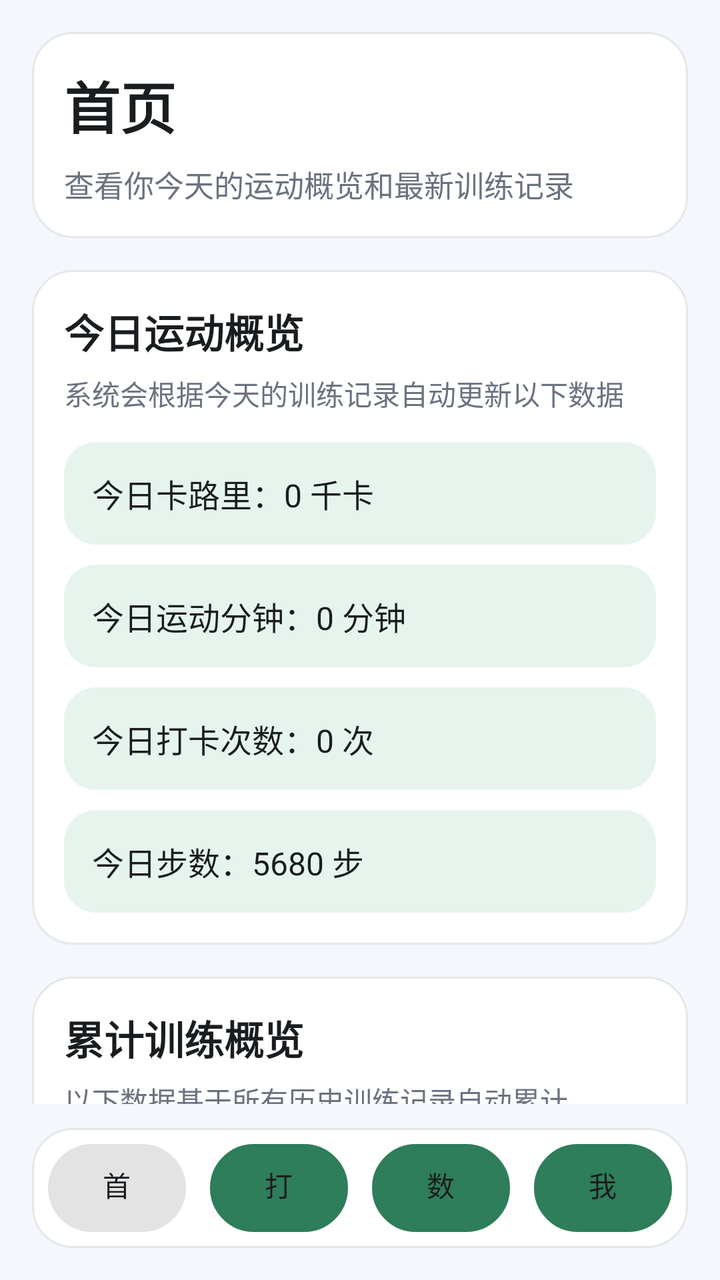
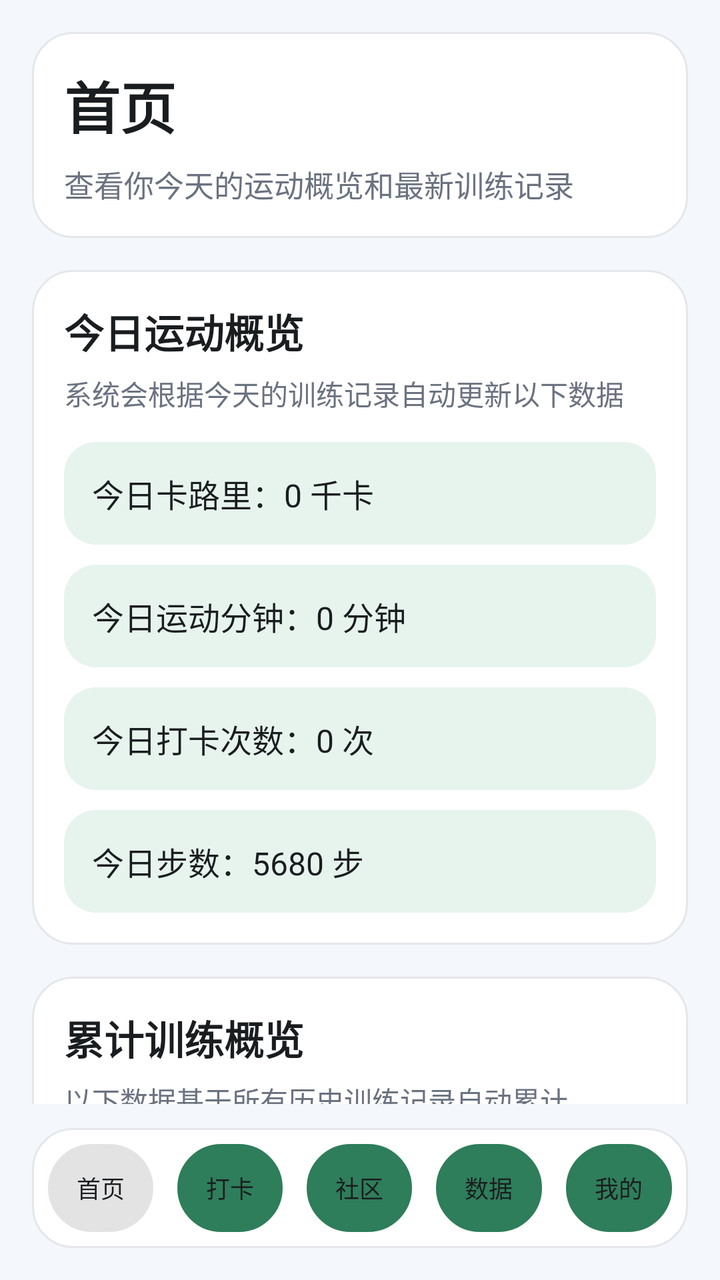

Screens rendered from an Android XML layout before and after an edit, with the pre-edit source and the edit as a unified diff.
<!-- AndroidManifest.xml: application theme Theme.FitnessCheckInApp -->
<!-- res/layout/activity_main.xml -->
<?xml version="1.0" encoding="utf-8"?>
<LinearLayout xmlns:android="http://schemas.android.com/apk/res/android"
    android:layout_width="match_parent"
    android:layout_height="match_parent"
    android:background="@color/app_background"
    android:orientation="vertical"
    android:padding="16dp">

    <ScrollView
        android:layout_width="match_parent"
        android:layout_height="0dp"
        android:layout_weight="1"
        android:fillViewport="true"
        android:scrollbars="none">

        <LinearLayout
            android:layout_width="match_parent"
            android:layout_height="wrap_content"
            android:orientation="vertical">

            <LinearLayout
                android:layout_width="match_parent"
                android:layout_height="wrap_content"
                android:background="@drawable/bg_card"
                android:orientation="vertical">

                <TextView
                    android:layout_width="wrap_content"
                    android:layout_height="wrap_content"
                    android:text="@string/home_title"
                    android:textColor="@color/text_primary"
                    android:textSize="28sp"
                    android:textStyle="bold" />

                <TextView
                    android:layout_width="wrap_content"
                    android:layout_height="wrap_content"
                    android:layout_marginTop="8dp"
                    android:text="@string/home_desc"
                    android:textColor="@color/text_secondary"
                    android:textSize="15sp" />
            </LinearLayout>

            <LinearLayout
                android:layout_width="match_parent"
                android:layout_height="wrap_content"
                android:layout_marginTop="16dp"
                android:background="@drawable/bg_card"
                android:orientation="vertical">

                <TextView
                    android:layout_width="wrap_content"
                    android:layout_height="wrap_content"
                    android:text="@string/home_today_overview_title"
                    android:textColor="@color/text_primary"
                    android:textSize="20sp"
                    android:textStyle="bold" />

                <TextView
                    android:layout_width="wrap_content"
                    android:layout_height="wrap_content"
                    android:layout_marginTop="6dp"
                    android:text="@string/home_today_hint"
                    android:textColor="@color/text_secondary"
                    android:textSize="14sp" />

                <TextView
                    android:id="@+id/tvTodayCalorie"
                    android:layout_width="match_parent"
                    android:layout_height="wrap_content"
                    android:layout_marginTop="14dp"
                    android:background="@drawable/bg_highlight"
                    android:padding="14dp"
                    android:text="@string/home_today_calorie_default"
                    android:textColor="@color/text_primary"
                    android:textSize="16sp" />

                <TextView
                    android:id="@+id/tvTodayMinutes"
                    android:layout_width="match_parent"
                    android:layout_height="wrap_content"
                    android:layout_marginTop="10dp"
                    android:background="@drawable/bg_highlight"
                    android:padding="14dp"
                    android:text="@string/home_today_minutes_default"
                    android:textColor="@color/text_primary"
                    android:textSize="16sp" />

                <TextView
                    android:id="@+id/tvTodayCount"
                    android:layout_width="match_parent"
                    android:layout_height="wrap_content"
                    android:layout_marginTop="10dp"
                    android:background="@drawable/bg_highlight"
                    android:padding="14dp"
                    android:text="@string/home_today_count_default"
                    android:textColor="@color/text_primary"
                    android:textSize="16sp" />

                <TextView
                    android:id="@+id/tvTodaySteps"
                    android:layout_width="match_parent"
                    android:layout_height="wrap_content"
                    android:layout_marginTop="10dp"
                    android:background="@drawable/bg_highlight"
                    android:padding="14dp"
                    android:text="@string/home_today_steps_default"
                    android:textColor="@color/text_primary"
                    android:textSize="16sp" />
            </LinearLayout>

            <LinearLayout
                android:layout_width="match_parent"
                android:layout_height="wrap_content"
                android:layout_marginTop="16dp"
                android:background="@drawable/bg_card"
                android:orientation="vertical">

                <TextView
                    android:layout_width="wrap_content"
                    android:layout_height="wrap_content"
                    android:text="@string/home_total_overview_title"
                    android:textColor="@color/text_primary"
                    android:textSize="20sp"
                    android:textStyle="bold" />

                <TextView
                    android:layout_width="wrap_content"
                    android:layout_height="wrap_content"
                    android:layout_marginTop="6dp"
                    android:text="@string/home_total_hint"
                    android:textColor="@color/text_secondary"
                    android:textSize="14sp" />

                <TextView
                    android:id="@+id/tvTotalCount"
                    android:layout_width="match_parent"
                    android:layout_height="wrap_content"
                    android:layout_marginTop="14dp"
                    android:background="@drawable/bg_highlight"
                    android:padding="14dp"
                    android:text="@string/home_total_count_default"
                    android:textColor="@color/text_primary"
                    android:textSize="16sp" />

                <TextView
                    android:id="@+id/tvTotalMinutes"
                    android:layout_width="match_parent"
                    android:layout_height="wrap_content"
                    android:layout_marginTop="10dp"
                    android:background="@drawable/bg_highlight"
                    android:padding="14dp"
                    android:text="@string/home_total_minutes_default"
                    android:textColor="@color/text_primary"
                    android:textSize="16sp" />

                <TextView
                    android:id="@+id/tvStreakDays"
                    android:layout_width="match_parent"
                    android:layout_height="wrap_content"
                    android:layout_marginTop="10dp"
                    android:background="@drawable/bg_highlight"
                    android:padding="14dp"
                    android:text="@string/home_streak_days_default"
                    android:textColor="@color/text_primary"
                    android:textSize="16sp" />

                <TextView
                    android:id="@+id/tvEncouragement"
                    android:layout_width="match_parent"
                    android:layout_height="wrap_content"
                    android:layout_marginTop="10dp"
                    android:background="@drawable/bg_highlight"
                    android:padding="14dp"
                    android:text="@string/home_encouragement_not_yet"
                    android:textColor="@color/primary_dark"
                    android:textSize="16sp"
                    android:textStyle="bold" />
            </LinearLayout>

            <LinearLayout
                android:layout_width="match_parent"
                android:layout_height="wrap_content"
                android:layout_marginTop="16dp"
                android:background="@drawable/bg_card"
                android:orientation="vertical">

                <TextView
                    android:layout_width="wrap_content"
                    android:layout_height="wrap_content"
                    android:text="@string/home_latest_record_title"
                    android:textColor="@color/text_primary"
                    android:textSize="20sp"
                    android:textStyle="bold" />

                <TextView
                    android:layout_width="wrap_content"
                    android:layout_height="wrap_content"
                    android:layout_marginTop="6dp"
                    android:text="@string/home_latest_record_hint"
                    android:textColor="@color/text_secondary"
                    android:textSize="14sp" />

                <TextView
                    android:id="@+id/tvLatestRecord"
                    android:layout_width="match_parent"
                    android:layout_height="wrap_content"
                    android:layout_marginTop="14dp"
                    android:background="@drawable/bg_highlight"
                    android:padding="14dp"
                    android:text="@string/home_latest_record_empty"
                    android:textColor="@color/text_primary"
                    android:textSize="16sp" />
            </LinearLayout>
        </LinearLayout>
    </ScrollView>

    <LinearLayout
        android:layout_width="match_parent"
        android:layout_height="wrap_content"
        android:layout_marginTop="12dp"
        android:background="@drawable/bg_card"
        android:gravity="center"
        android:orientation="horizontal"
        android:padding="8dp">

        <Button
            android:id="@+id/btnHome"
            android:layout_width="0dp"
            android:layout_height="44dp"
            android:layout_marginEnd="6dp"
            android:layout_weight="1"
            android:background="@drawable/bg_nav_button"
            android:enabled="false"
            android:text="@string/nav_home"
            android:textColor="@color/text_primary"
            android:textSize="14sp" />

        <Button
            android:id="@+id/btnCheckIn"
            android:layout_width="0dp"
            android:layout_height="44dp"
            android:layout_marginHorizontal="6dp"
            android:layout_weight="1"
            android:background="@drawable/bg_nav_button"
            android:text="@string/nav_check_in"
            android:textColor="@color/text_primary"
            android:textSize="14sp" />

        <Button
            android:id="@+id/btnData"
            android:layout_width="0dp"
            android:layout_height="44dp"
            android:layout_marginHorizontal="6dp"
            android:layout_weight="1"
            android:background="@drawable/bg_nav_button"
            android:text="@string/nav_data"
            android:textColor="@color/text_primary"
            android:textSize="14sp" />

        <Button
            android:id="@+id/btnMine"
            android:layout_width="0dp"
            android:layout_height="44dp"
            android:layout_marginStart="6dp"
            android:layout_weight="1"
            android:background="@drawable/bg_nav_button"
            android:text="@string/nav_mine"
            android:textColor="@color/text_primary"
            android:textSize="14sp" />
    </LinearLayout>

</LinearLayout>
<!-- resources referenced by this layout -->
<resources>
  <color name="app_background">#FFF4F7FB</color>
  <color name="primary_dark">#FF1F5C42</color>
  <color name="text_primary">#FF1A1D1F</color>
  <color name="text_secondary">#FF6B7280</color>
  <!-- drawable bg_card (drawable) -->
  <?xml version="1.0" encoding="utf-8"?>
  <shape xmlns:android="http://schemas.android.com/apk/res/android">
      <solid android:color="@color/card_background" />
      <corners android:radius="20dp" />
      <stroke
          android:width="1dp"
          android:color="@color/divider" />
      <padding
          android:left="16dp"
          android:top="16dp"
          android:right="16dp"
          android:bottom="16dp" />
  </shape>
  <!-- drawable bg_highlight (drawable) -->
  <?xml version="1.0" encoding="utf-8"?>
  <shape xmlns:android="http://schemas.android.com/apk/res/android">
      <solid android:color="@color/secondary" />
      <corners android:radius="16dp" />
  </shape>
  <!-- drawable bg_nav_button (drawable) -->
  <?xml version="1.0" encoding="utf-8"?>
  <selector xmlns:android="http://schemas.android.com/apk/res/android">
      <item android:state_enabled="false">
          <shape>
              <solid android:color="@color/secondary_dark" />
              <corners android:radius="22dp" />
          </shape>
      </item>
      <item>
          <shape>
              <solid android:color="@color/white" />
              <corners android:radius="22dp" />
              <stroke
                  android:width="1dp"
                  android:color="@color/divider" />
          </shape>
      </item>
  </selector>
  <string name="home_desc">查看你今天的运动概览和最新训练记录</string>
  <string name="home_encouragement_not_yet">今天还没有打卡，开始一次训练吧！</string>
  <string name="home_latest_record_empty">最近一次运动：暂无记录</string>
  <string name="home_latest_record_hint">展示最近保存到本地数据库中的训练信息</string>
  <string name="home_latest_record_title">最近一次运动记录</string>
  <string name="home_streak_days_default">连续打卡天数：0 天</string>
  <string name="home_title">首页</string>
  <string name="home_today_calorie_default">今日卡路里：0 千卡</string>
  <string name="home_today_count_default">今日打卡次数：0 次</string>
  <string name="home_today_hint">系统会根据今天的训练记录自动更新以下数据</string>
  <string name="home_today_minutes_default">今日运动分钟：0 分钟</string>
  <string name="home_today_overview_title">今日运动概览</string>
  <string name="home_today_steps_default">今日步数：5680 步</string>
  <string name="home_total_count_default">累计打卡次数：0 次</string>
  <string name="home_total_hint">以下数据基于所有历史训练记录自动累计</string>
  <string name="home_total_minutes_default">累计运动分钟：0 分钟</string>
  <string name="home_total_overview_title">累计训练概览</string>
  <string name="nav_check_in">打卡</string>
  <string name="nav_data">数据</string>
  <string name="nav_home">首页</string>
  <string name="nav_mine">我的</string>
  <style name="Theme.FitnessCheckInApp" parent="Base.Theme.FitnessCheckInApp" />
  <color name="card_background">#FFFFFFFF</color>
  <color name="divider">#FFE5E7EB</color>
  <color name="secondary">#FFE7F4EE</color>
  <color name="secondary_dark">#FFCDE7D9</color>
  <color name="white">#FFFFFFFF</color>
  <style name="Base.Theme.FitnessCheckInApp" parent="Theme.Material3.DayNight.NoActionBar">
          <item name="android:windowBackground">@color/app_background</item>
          <item name="colorPrimary">@color/primary</item>
          <item name="colorPrimaryContainer">@color/secondary</item>
          <item name="android:statusBarColor">@color/primary_dark</item>
          <item name="android:navigationBarColor">@color/white</item>
          <item name="android:textColorPrimary">@color/text_primary</item>
          <item name="android:textColorSecondary">@color/text_secondary</item>
      </style>
  <color name="primary">#FF2E7D5B</color>
</resources>

<!-- the commit's change to res/layout/activity_main.xml (unified diff, before → after) -->
@@ -1,5 +1,6 @@
 <?xml version="1.0" encoding="utf-8"?>
 <LinearLayout xmlns:android="http://schemas.android.com/apk/res/android"
+    xmlns:app="http://schemas.android.com/apk/res-auto"
     android:layout_width="match_parent"
     android:layout_height="match_parent"
     android:background="@color/app_background"
@@ -226,6 +227,10 @@
 
         <Button
             android:id="@+id/btnHome"
+            android:minWidth="0dp"
+            android:minHeight="0dp"
+            android:paddingStart="2dp"
+            android:paddingEnd="2dp"
             android:layout_width="0dp"
             android:layout_height="44dp"
             android:layout_marginEnd="6dp"
@@ -234,10 +239,14 @@
             android:enabled="false"
             android:text="@string/nav_home"
             android:textColor="@color/text_primary"
-            android:textSize="14sp" />
+            android:textSize="12sp" />
 
         <Button
             android:id="@+id/btnCheckIn"
+            android:minWidth="0dp"
+            android:minHeight="0dp"
+            android:paddingStart="2dp"
+            android:paddingEnd="2dp"
             android:layout_width="0dp"
             android:layout_height="44dp"
             android:layout_marginHorizontal="6dp"
@@ -245,10 +254,29 @@
             android:background="@drawable/bg_nav_button"
             android:text="@string/nav_check_in"
             android:textColor="@color/text_primary"
-            android:textSize="14sp" />
+            android:textSize="12sp" />
+
+        <Button
+            android:id="@+id/btnSocial"
+            android:minWidth="0dp"
+            android:minHeight="0dp"
+            android:paddingStart="2dp"
+            android:paddingEnd="2dp"
+            android:layout_width="0dp"
+            android:layout_height="44dp"
+            android:layout_marginHorizontal="6dp"
+            android:layout_weight="1"
+            android:background="@drawable/bg_nav_button"
+            android:text="@string/nav_social"
+            android:textColor="@color/text_primary"
+            android:textSize="12sp" />
 
         <Button
             android:id="@+id/btnData"
+            android:minWidth="0dp"
+            android:minHeight="0dp"
+            android:paddingStart="2dp"
+            android:paddingEnd="2dp"
             android:layout_width="0dp"
             android:layout_height="44dp"
             android:layout_marginHorizontal="6dp"
@@ -256,10 +284,14 @@
             android:background="@drawable/bg_nav_button"
             android:text="@string/nav_data"
             android:textColor="@color/text_primary"
-            android:textSize="14sp" />
+            android:textSize="12sp" />
 
         <Button
             android:id="@+id/btnMine"
+            android:minWidth="0dp"
+            android:minHeight="0dp"
+            android:paddingStart="2dp"
+            android:paddingEnd="2dp"
             android:layout_width="0dp"
             android:layout_height="44dp"
             android:layout_marginStart="6dp"
@@ -267,7 +299,7 @@
             android:background="@drawable/bg_nav_button"
             android:text="@string/nav_mine"
             android:textColor="@color/text_primary"
-            android:textSize="14sp" />
+            android:textSize="12sp" />
     </LinearLayout>
 
 </LinearLayout>
<!-- resource entries referenced after the edit -->
@@ -64,6 +64,7 @@
   <string name="nav_data">数据</string>
   <string name="nav_home">首页</string>
   <string name="nav_mine">我的</string>
+  <string name="nav_social">社区</string>
   <style name="Theme.FitnessCheckInApp" parent="Base.Theme.FitnessCheckInApp" />
   <color name="card_background">#FFFFFFFF</color>
   <color name="divider">#FFE5E7EB</color>
